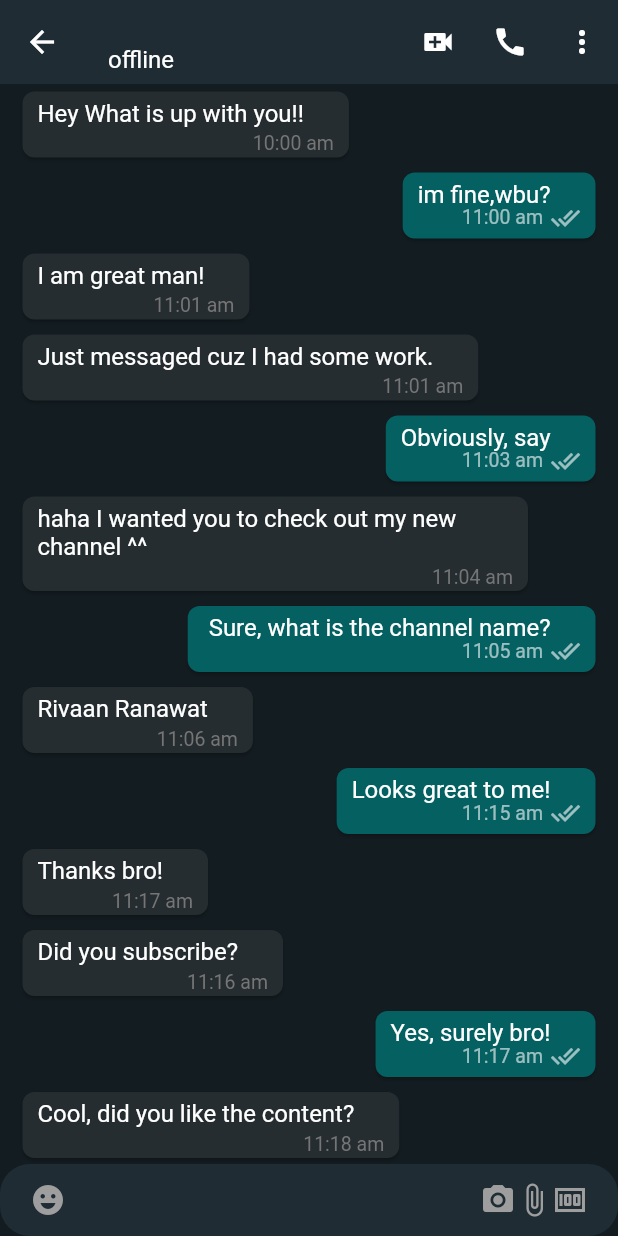
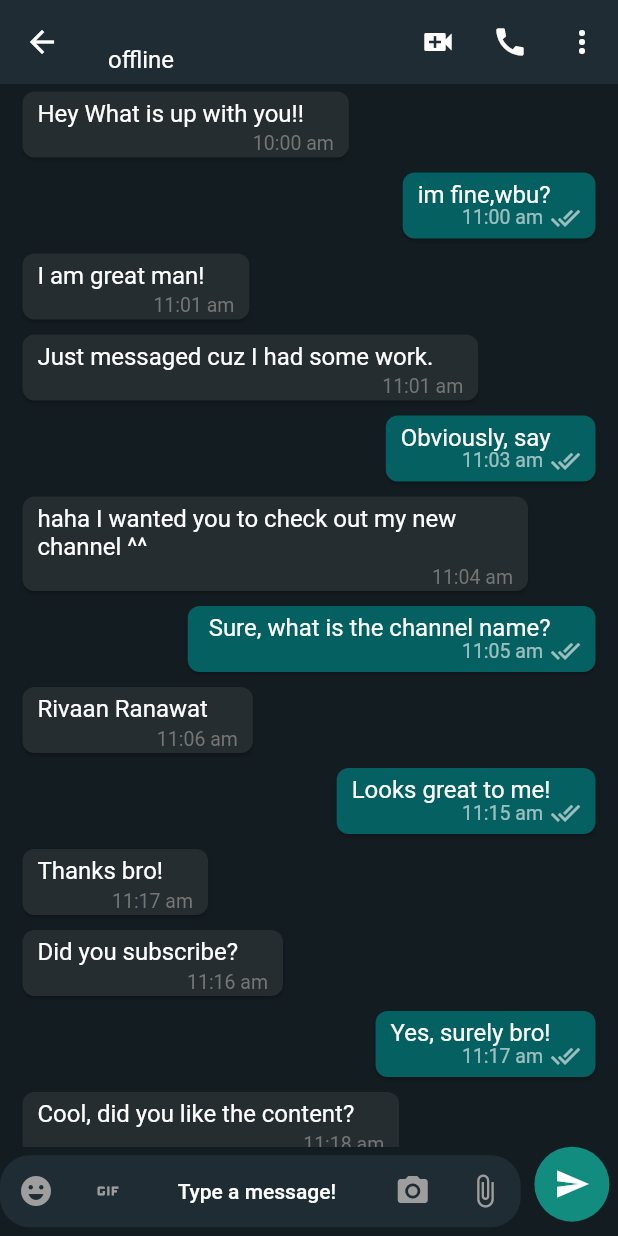
Before and after one commit to mohamedelbendary228/Whats-Chat-App, a Flutter app: the ChatScreen screen opened directly with empty values, on a phone screen of 412 x 824 dp. Run offline on Flutter 3.47's test engine with Material 2 defaults, Android fonts, the phone set to English and light mode, and no system bars; our stand-ins replace cloud_firestore, country_picker, firebase_auth, firebase_core, firebase_storage, flutter_contacts and 4 more; missing offline and left inert: country_codes; accounts and stored records are empty.

Commit message:
separet the chat text field into file and enhace it

```diff
--- a/lib/colors.dart
+++ b/lib/colors.dart
@@ -16,6 +16,7 @@ class AppColors {
   static const dividerColor = Color.fromRGBO(37, 45, 50, 1);
   static const chatBarMessage = Color.fromRGBO(30, 36, 40, 1);
   static const mobileChatBoxColor = Color.fromRGBO(31, 44, 52, 1);
+  static const sendMessageButtonColor = Color(0xFF128C7E);
   static const greyColor = Colors.grey;
   static const blackColor = Colors.black;
 }
--- a/lib/core/widgets/chat_list.dart
+++ b/lib/core/widgets/chat_list.dart
@@ -11,6 +11,7 @@ class ChatList extends StatelessWidget {
   Widget build(BuildContext context) {
     return ListView.builder(
       itemCount: messages.length,
+      scrollDirection: Axis.vertical,
       itemBuilder: (context, index) {
         if (messages[index]['isMe'] == true) {
           return MyMessageCard(
--- a/lib/core/widgets/contacts_list.dart
+++ b/lib/core/widgets/contacts_list.dart
@@ -1,7 +1,7 @@
 import 'package:flutter/material.dart';
 import 'package:whats_chat_app/colors.dart';
 import 'package:whats_chat_app/info.dart';
-import 'package:whats_chat_app/screens/chat_screen.dart';
+import 'package:whats_chat_app/features/chat/screens/chat_screen.dart';
 
 
 class ContactsList extends StatelessWidget {
--- a/lib/features/auth/repository/auth_repository.dart
+++ b/lib/features/auth/repository/auth_repository.dart
@@ -10,7 +10,7 @@ import 'package:whats_chat_app/core/repository/common_firbase_sotrage_repository
 import 'package:whats_chat_app/core/utils/utils.dart';
 import 'package:whats_chat_app/model/user_model.dart';
 import 'package:whats_chat_app/router.dart';
-import 'package:whats_chat_app/screens/mobile_layout_screen.dart';
+import 'package:whats_chat_app/screens/main_screen.dart';
 
 class AuthRepository {
   final FirebaseAuth auth;
@@ -108,7 +108,7 @@ class AuthRepository {
       if (context.mounted) {
         await Navigator.of(context).pushAndRemoveUntil(MaterialPageRoute(
           builder: (context) {
-            return const MobileLayoutScreen();
+            return const MainScreen();
           },
         ), (route) => false);
       }
--- a/lib/screens/chat_screen.dart
+++ b/lib/features/chat/screens/chat_screen.dart
@@ -4,6 +4,7 @@ import 'package:flutter_screenutil/flutter_screenutil.dart';
 import 'package:whats_chat_app/colors.dart';
 import 'package:whats_chat_app/core/widgets/chat_list.dart';
 import 'package:whats_chat_app/features/auth/provider/auth_provider.dart';
+import 'package:whats_chat_app/features/chat/widgets/bottom_chat_text_field.dart';
 import 'package:whats_chat_app/info.dart';
 import 'package:whats_chat_app/model/user_model.dart';
 
@@ -55,53 +56,12 @@ class ChatScreen extends ConsumerWidget {
           ),
         ],
       ),
-      body: Column(
+      body: const Column(
         children: [
-          const Expanded(
+          Expanded(
             child: ChatList(),
           ),
-          TextField(
-            decoration: InputDecoration(
-              filled: true,
-              fillColor: AppColors.mobileChatBoxColor,
-              prefixIcon: const Padding(
-                padding: EdgeInsets.symmetric(horizontal: 20.0),
-                child: Icon(
-                  Icons.emoji_emotions,
-                  color: Colors.grey,
-                ),
-              ),
-              suffixIcon: const Padding(
-                padding: EdgeInsets.symmetric(horizontal: 20.0),
-                child: Row(
-                  mainAxisAlignment: MainAxisAlignment.end,
-                  children: [
-                    Icon(
-                      Icons.camera_alt,
-                      color: Colors.grey,
-                    ),
-                    Icon(
-                      Icons.attach_file,
-                      color: Colors.grey,
-                    ),
-                    Icon(
-                      Icons.money,
-                      color: Colors.grey,
-                    ),
-                  ],
-                ),
-              ),
-              hintText: 'Type a message!',
-              border: OutlineInputBorder(
-                borderRadius: BorderRadius.circular(20.0),
-                borderSide: const BorderSide(
-                  width: 0,
-                  style: BorderStyle.none,
-                ),
-              ),
-              contentPadding: const EdgeInsets.all(10),
-            ),
-          ),
+          BottomChatTextField(),
         ],
       ),
     );
--- /dev/null
+++ b/lib/features/chat/widgets/bottom_chat_text_field.dart
@@ -0,0 +1,96 @@
+import 'package:flutter/material.dart';
+import 'package:flutter_screenutil/flutter_screenutil.dart';
+import 'package:whats_chat_app/colors.dart';
+
+class BottomChatTextField extends StatefulWidget {
+  const BottomChatTextField({Key? key}) : super(key: key);
+
+  @override
+  State<BottomChatTextField> createState() => _BottomChatTextFieldState();
+}
+
+class _BottomChatTextFieldState extends State<BottomChatTextField> {
+  final TextEditingController messageController = TextEditingController();
+
+  @override
+  void dispose() {
+    super.dispose();
+    messageController.dispose();
+  }
+  @override
+  Widget build(BuildContext context) {
+    return Row(
+      children: [
+        Expanded(
+          child: TextField(
+            controller: messageController,
+            decoration: InputDecoration(
+              filled: true,
+              fillColor: AppColors.mobileChatBoxColor,
+              prefixIcon: SizedBox(
+                width: 100.w,
+                child: Row(
+                  children: [
+                    IconButton(
+                      onPressed: () {},
+                      icon: const Icon(
+                        Icons.emoji_emotions,
+                        color: Colors.grey,
+                      ),
+                    ),
+                    IconButton(
+                      onPressed: () {},
+                      icon: const Icon(
+                        Icons.gif,
+                        color: Colors.grey,
+                      ),
+                    ),
+                  ],
+                ),
+              ),
+              suffixIcon: SizedBox(
+                width: 100.w,
+                child: Row(
+                  mainAxisAlignment: MainAxisAlignment.end,
+                  children: [
+                    IconButton(
+                      onPressed: () {},
+                      icon: const Icon(
+                        Icons.camera_alt,
+                        color: Colors.grey,
+                      ),
+                    ),
+                    IconButton(
+                      onPressed: () {},
+                      icon: const Icon(
+                        Icons.attach_file,
+                        color: Colors.grey,
+                      ),
+                    ),
+                  ],
+                ),
+              ),
+              hintText: 'Type a message!',
+              border: OutlineInputBorder(
+                borderRadius: BorderRadius.circular(20.0),
+                borderSide: const BorderSide(
+                  width: 0,
+                  style: BorderStyle.none,
+                ),
+              ),
+              contentPadding: const EdgeInsets.all(10),
+            ),
+          ),
+        ),
+        Padding(
+          padding: EdgeInsets.only(bottom: 8.h, right: 5.w, left: 8.w),
+          child: const CircleAvatar(
+            backgroundColor: AppColors.sendMessageButtonColor,
+            radius: 25,
+            child: Icon(Icons.send),
+          ),
+        )
+      ],
+    );
+  }
+}
--- a/lib/features/landing/screens/landing_screen.dart
+++ b/lib/features/landing/screens/landing_screen.dart
@@ -4,7 +4,7 @@ import 'package:whats_chat_app/core/widgets/error_screen.dart';
 import 'package:whats_chat_app/core/widgets/loading_screen.dart';
 import 'package:whats_chat_app/features/auth/provider/auth_provider.dart';
 import 'package:whats_chat_app/features/landing/screens/welcome_screen.dart';
-import 'package:whats_chat_app/screens/mobile_layout_screen.dart';
+import 'package:whats_chat_app/screens/main_screen.dart';
 
 class LandingScreen extends ConsumerWidget {
   const LandingScreen({super.key});
@@ -17,7 +17,7 @@ class LandingScreen extends ConsumerWidget {
           if (user == null) {
             return const WelcomePage();
           }
-          return const MobileLayoutScreen();
+          return const MainScreen();
         },
         error: (e, _) {
           return ErrorPage(error: e.toString());
--- a/lib/router.dart
+++ b/lib/router.dart
@@ -6,7 +6,7 @@ import 'package:whats_chat_app/features/auth/screens/otp_screen.dart';
 import 'package:whats_chat_app/features/auth/screens/user_info_screen.dart';
 import 'package:whats_chat_app/features/landing/screens/landing_screen.dart';
 import 'package:whats_chat_app/features/select_contacts/screens/select_contacts_screen.dart';
-import 'package:whats_chat_app/screens/chat_screen.dart';
+import 'package:whats_chat_app/features/chat/screens/chat_screen.dart';
 
 class RoutesNames {
   RoutesNames._();
--- a/lib/screens/mobile_layout_screen.dart
+++ b/lib/screens/main_screen.dart
@@ -3,8 +3,8 @@ import 'package:whats_chat_app/colors.dart';
 import 'package:whats_chat_app/core/widgets/contacts_list.dart';
 import 'package:whats_chat_app/router.dart';
 
-class MobileLayoutScreen extends StatelessWidget {
-  const MobileLayoutScreen({Key? key}) : super(key: key);
+class MainScreen extends StatelessWidget {
+  const MainScreen({Key? key}) : super(key: key);
 
   @override
   Widget build(BuildContext context) {
```
